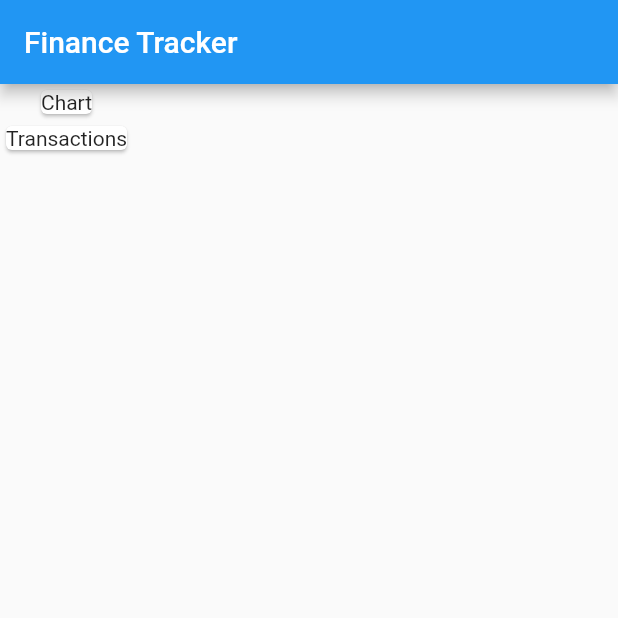
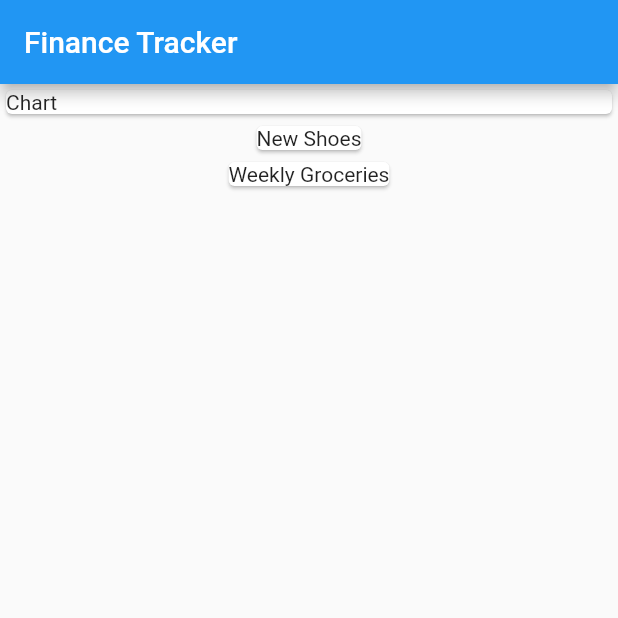
Before and after one commit to JohnJBarrett22/Udemy-Flutter-Course, a Flutter app: the screen it shows after launch, on a phone screen of 412 x 824 dp, the top half of it. Run offline on Flutter 3.47's test engine with Material 2 defaults, Android fonts, the phone set to English and light mode, and no system bars.

Commit message:
Created transaction class and altered home page with hard code to render dummy transactions

```diff
--- a/personal_expense_app/lib/main.dart
+++ b/personal_expense_app/lib/main.dart
@@ -1,4 +1,7 @@
 import 'package:flutter/material.dart';
+import 'package:personal_expense_app/transaction.dart';
+
+import './transaction.dart';
 
 void main() => runApp(MyApp());
 
@@ -13,6 +16,21 @@ class MyApp extends StatelessWidget {
 }
 
 class MyHomePage extends StatelessWidget {
+  final List<Transaction> transactions = [
+    Transaction(
+      id: '001',
+      title: 'New Shoes',
+      amount: 69.99,
+      date: DateTime.now(),
+    ),
+    Transaction(
+      id: '002',
+      title: 'Weekly Groceries',
+      amount: 279.99,
+      date: DateTime.now(),
+    ),
+  ];
+
   @override
   Widget build(BuildContext context) {
     return Scaffold(
@@ -20,11 +38,21 @@ class MyHomePage extends StatelessWidget {
         title: Text('Finance Tracker'),
       ),
       body: Column(children: <Widget>[
-        Card(
-          child: Text('Chart'),
+        Container(
+          width: double.infinity,
+          child: Card(
+            child: Text('Chart'),
+          ),
         ),
-        Card(
-          child: Text('Transactions'),
+        Container(
+          width: double.infinity,
+          child: Column(
+            children: transactions.map((tx) {
+              return Card(
+                child: Text(tx.title),
+              );
+            }).toList(),
+          ),
         )
       ]),
     );
--- /dev/null
+++ b/personal_expense_app/lib/transaction.dart
@@ -0,0 +1,14 @@
+import 'package:flutter/foundation.dart';
+
+class Transaction {
+  final String id;
+  final String title;
+  final double amount;
+  final DateTime date;
+
+  Transaction(
+      {@required this.id,
+      @required this.title,
+      @required this.amount,
+      @required this.date});
+}
```
